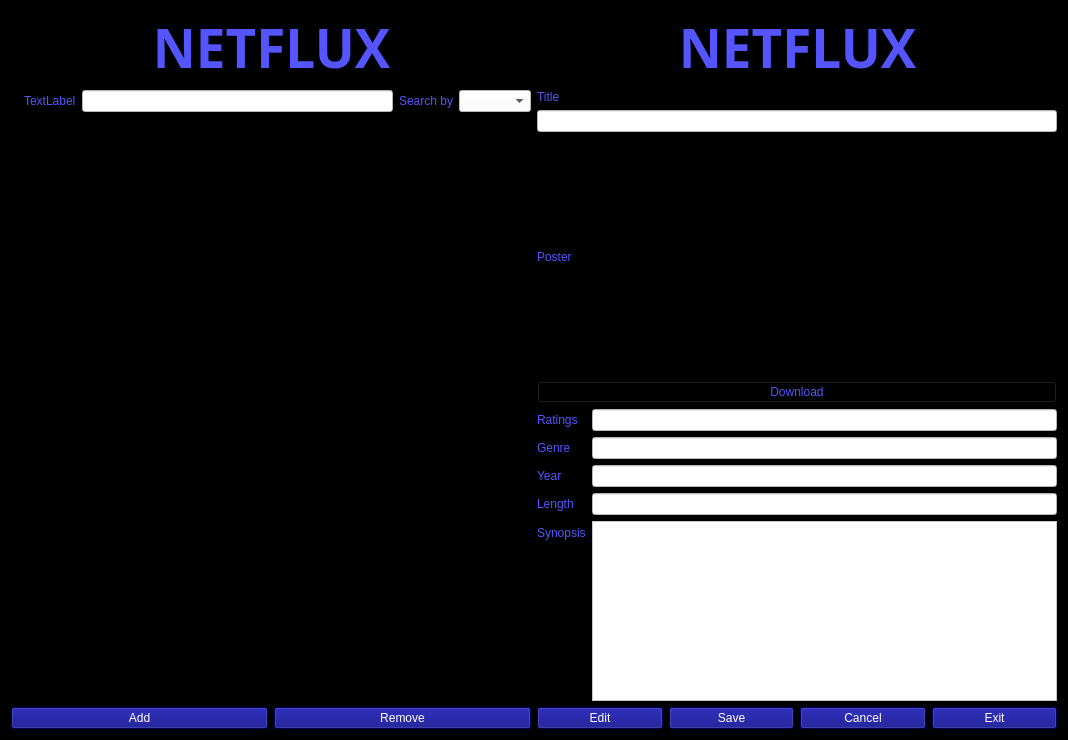
omrmeh/netflux, file NetfluxApp/widget.ui: the form before one commit.
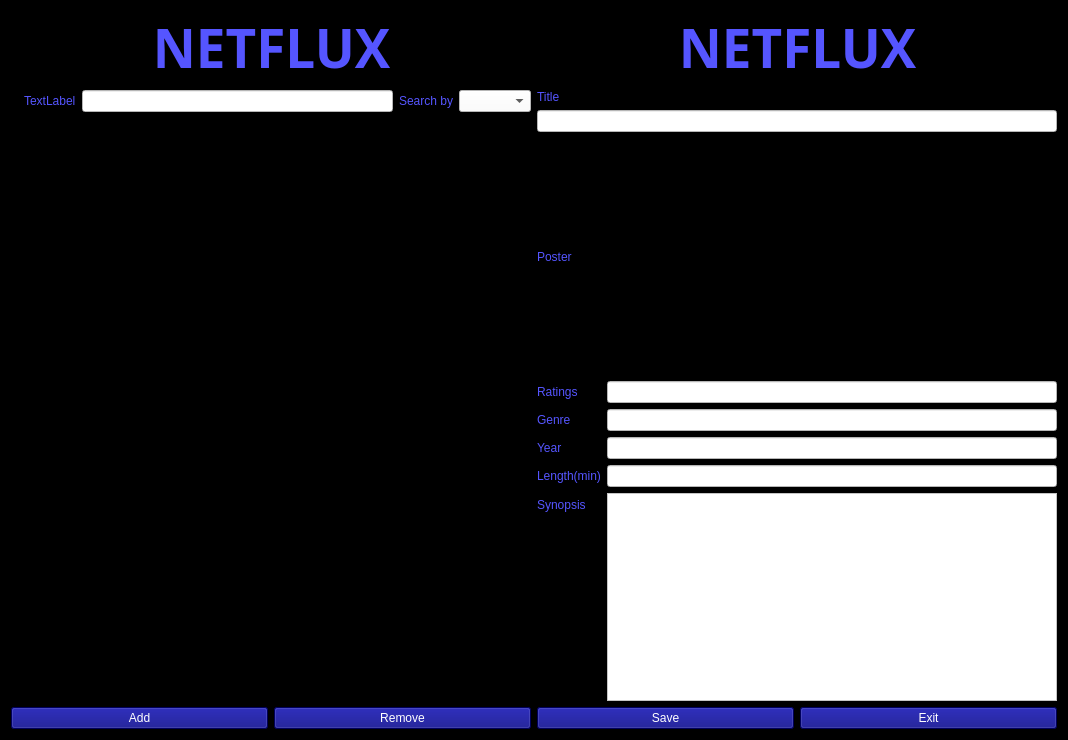
The form after the commit.

Commit message: Version avant release du mardi

```diff
--- a/NetfluxApp/widget.ui
+++ b/NetfluxApp/widget.ui
@@ -269,13 +269,6 @@
        </property>
       </widget>
      </item>
-     <item>
-      <widget class="QPushButton" name="pbDownload">
-       <property name="text">
-        <string>Download</string>
-       </property>
-      </widget>
-     </item>
     </layout>
    </item>
    <item row="1" column="1">
@@ -358,7 +351,7 @@
      <item row="3" column="0">
       <widget class="QLabel" name="label_12">
        <property name="text">
-        <string>Length</string>
+        <string>Length(min)</string>
        </property>
       </widget>
      </item>
@@ -389,17 +382,6 @@
    </item>
    <item row="4" column="1">
     <layout class="QHBoxLayout" name="horizontalLayout_4">
-     <item>
-      <widget class="QPushButton" name="pbEdit">
-       <property name="styleSheet">
-        <string notr="true">background-color: rgb(0, 0, 127);
-color: rgb(255, 255, 255);</string>
-       </property>
-       <property name="text">
-        <string>Edit</string>
-       </property>
-      </widget>
-     </item>
      <item>
       <widget class="QPushButton" name="pbSave">
        <property name="styleSheet">
@@ -411,17 +393,6 @@
        </property>
       </widget>
      </item>
-     <item>
-      <widget class="QPushButton" name="pbCancel">
-       <property name="styleSheet">
-        <string notr="true">background-color: rgb(0, 0, 127);
-color: rgb(255, 255, 255);</string>
-       </property>
-       <property name="text">
-        <string>Cancel</string>
-       </property>
-      </widget>
-     </item>
      <item>
       <widget class="QPushButton" name="pbExit_2">
        <property name="styleSheet">
```
The commit also changes 1 other file.
